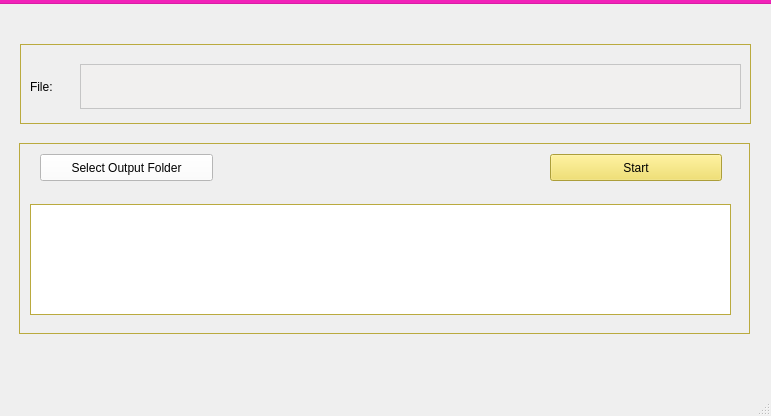
First picture: the form in src/mainwindow.ui, repository ProjectIRoniC/OpenPointMesh, before the edit.
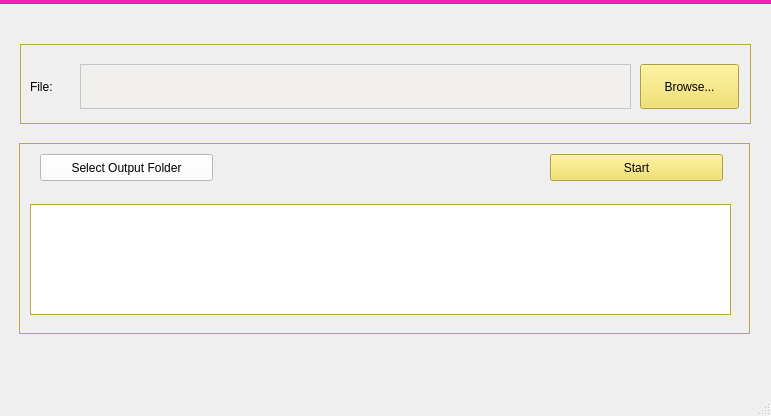
Second picture: the form after the edit.

Commit message: added browse button to gui. rearranged browse and file > open to use the same function

```diff
--- a/src/mainwindow.ui
+++ b/src/mainwindow.ui
@@ -639,7 +639,7 @@
       <rect>
        <x>540</x>
        <y>130</y>
-       <width>172</width>
+       <width>173</width>
        <height>27</height>
       </rect>
      </property>
@@ -1329,7 +1329,7 @@
       <rect>
        <x>70</x>
        <y>40</y>
-       <width>661</width>
+       <width>551</width>
        <height>45</height>
       </rect>
      </property>
@@ -1503,6 +1503,19 @@
      <property name="frameShadow">
       <enum>QFrame::Raised</enum>
      </property>
+     <widget class="QPushButton" name="oni_browse_button">
+      <property name="geometry">
+       <rect>
+        <x>620</x>
+        <y>20</y>
+        <width>99</width>
+        <height>45</height>
+       </rect>
+      </property>
+      <property name="text">
+       <string>Browse...</string>
+      </property>
+     </widget>
     </widget>
     <widget class="QFrame" name="frame_3">
      <property name="geometry">
```
The commit also changes 2 other files.
